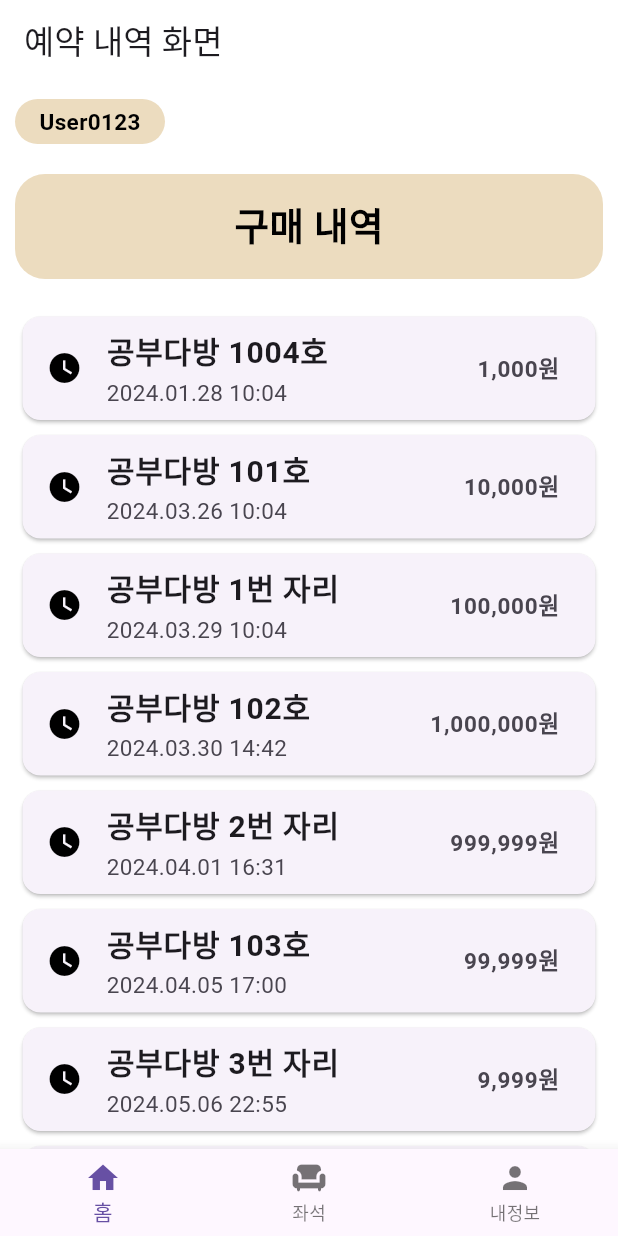
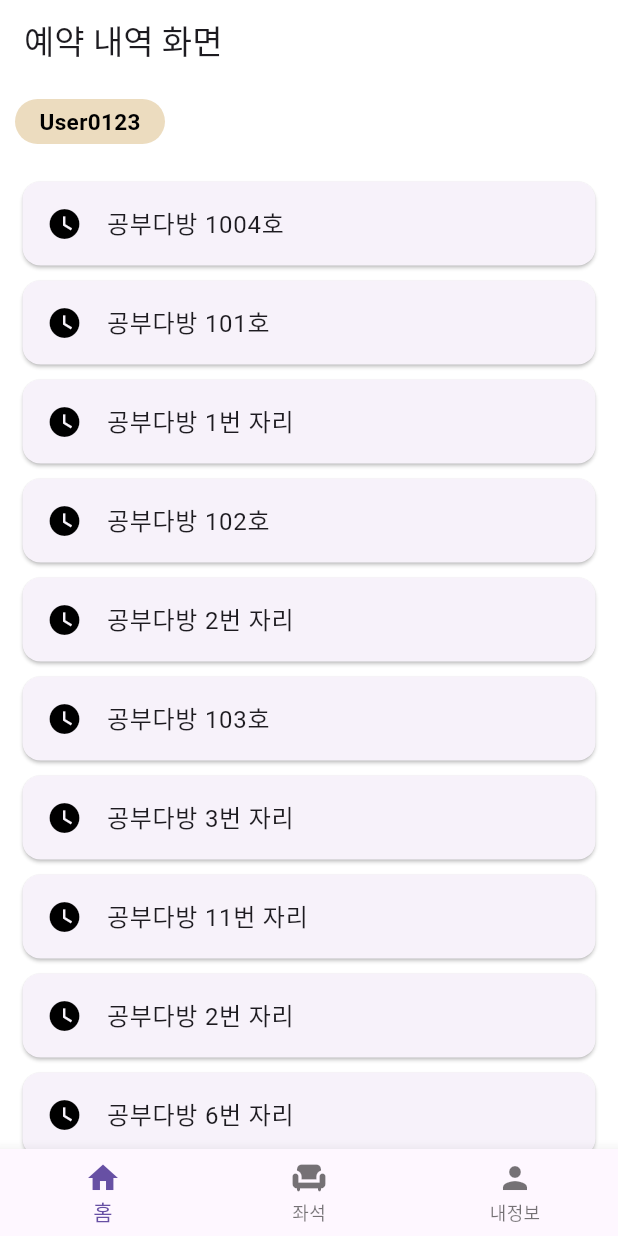
Before and after one commit to APP-iOS7/study_cafe-P6, a Flutter app: the screen it shows after launch, on a phone screen of 412 x 824 dp. Run offline on Flutter 3.47's test engine with Material 3 defaults, Android fonts, the phone set to English and light mode, and no system bars; our stand-ins replace cloud_firestore, firebase_auth, firebase_core, get; missing offline and left inert: tosspayments_widget_sdk_flutter; accounts and stored records are empty.

Commit message:
임시저장

```diff
--- a/study_cafe_p6/lib/Screen/reservationhistory_screen.dart
+++ b/study_cafe_p6/lib/Screen/reservationhistory_screen.dart
@@ -35,6 +35,16 @@ class _ReservationhistoryScreenState extends State<ReservationhistoryScreen> {
     '공부다방 11번 자리',
     '공부다방 2번 자리',
     '공부다방 6번 자리',
+    '----------',
+    '----------',
+    '----------',
+    '----------',
+    '----------',
+    '----------',
+    '----------',
+    '----------',
+    '----------',
+    '----------',
   ];
 
   //날짜, 시간
@@ -49,6 +59,16 @@ class _ReservationhistoryScreenState extends State<ReservationhistoryScreen> {
     '2024.06.02 11:01',
     '2024.07.04 16:07',
     '2024.12.06 22:16',
+    '----------',
+    '----------',
+    '----------',
+    '----------',
+    '----------',
+    '----------',
+    '----------',
+    '----------',
+    '----------',
+    '----------',
   ];
 
   //결제 금액
@@ -63,6 +83,16 @@ class _ReservationhistoryScreenState extends State<ReservationhistoryScreen> {
     '999원',
     '99원',
     '0원',
+    '----------',
+    '----------',
+    '----------',
+    '----------',
+    '----------',
+    '----------',
+    '----------',
+    '----------',
+    '----------',
+    '----------',
   ];
 
   void onTap(int index) {
@@ -128,36 +158,45 @@ class _ReservationhistoryScreenState extends State<ReservationhistoryScreen> {
               ],
             ),
 
-            GestureDetector(
-              onTap: () {},
-              child: Padding(
-                padding: const EdgeInsets.only(
-                  top: 10,
-                  bottom: 10,
-                  left: 10,
-                  right: 10,
-                ),
-                child: Container(
-                  width: double.infinity,
-                  height: 70,
-                  alignment: Alignment.center,
-                  decoration: BoxDecoration(
-                    color: Color(0xFFECDCBF),
-                    borderRadius: BorderRadius.circular(20),
-                  ),
-
-                  child: Text(
-                    '구매 내역',
-                    style: TextStyle(
-                      color: Colors.black,
-                      fontSize: 25,
-                      fontWeight: FontWeight.bold,
-                    ),
-                  ),
-                ),
-              ),
-            ),
-
+            // GestureDetector(
+            //   onTap: () {},
+            //   child: Padding(
+            //     padding: const EdgeInsets.only(
+            //       top: 10,
+            //       bottom: 10,
+            //       left: 10,
+            //       right: 10,
+            //     ),
+            //     child: Container(
+            //       width: double.infinity,
+            //       height: 70,
+            //       alignment: Alignment.center,
+            //       decoration: BoxDecoration(
+            //         color: Color(0xFFECDCBF),
+            //         borderRadius: BorderRadius.circular(20),
+            //       ),
+            //       child: Align(
+            //         alignment: Alignment.centerLeft,
+            //         child: Padding(
+            //           padding: const EdgeInsets.only(
+            //             top: 0,
+            //             bottom: 0,
+            //             left: 20,
+            //             right: 0,
+            //           ),
+            //           child: Text(
+            //             '구매 내역',
+            //             style: TextStyle(
+            //               color: Colors.black,
+            //               fontSize: 25,
+            //               fontWeight: FontWeight.bold,
+            //             ),
+            //           ),
+            //         ),
+            //       ),
+            //     ),
+            //   ),
+            // ),
             SizedBox(height: 10),
 
             Expanded(
@@ -179,22 +218,22 @@ class _ReservationhistoryScreenState extends State<ReservationhistoryScreen> {
                               ),
                               title: Text(
                                 testreservationData[index],
-                                style: TextStyle(
-                                  fontSize: 20,
-                                  fontWeight: FontWeight.bold,
-                                ),
+                                // style: TextStyle(
+                                //   fontSize: 20,
+                                //   fontWeight: FontWeight.bold,
+                                // ),
                               ),
-                              subtitle: Text(
-                                testdateData[index],
-                                style: TextStyle(fontSize: 15),
-                              ),
-                              trailing: Text(
-                                testpayData[index],
-                                style: TextStyle(
-                                  fontSize: 15,
-                                  fontWeight: FontWeight.bold,
-                                ),
-                              ),
+                              // subtitle: Text(
+                              //   testdateData[index],
+                              //   style: TextStyle(fontSize: 15),
+                              // ),
+                              // trailing: Text(
+                              //   testpayData[index],
+                              //   style: TextStyle(
+                              //     fontSize: 15,
+                              //     fontWeight: FontWeight.bold,
+                              //   ),
+                              // ),
                               onTap: () {
                                 print("[D] ${testreservationData[index]} 확인");
                               },
@@ -205,7 +244,7 @@ class _ReservationhistoryScreenState extends State<ReservationhistoryScreen> {
                       : Center(
                         child: Text(
                           '예약 내역이 없습니다.',
-                          style: TextStyle(fontSize: 18, color: Colors.black),
+                          style: TextStyle(fontSize: 20, color: Colors.black),
                         ),
                       ),
             ),
```
Also changed, not shown: 1 other file.
